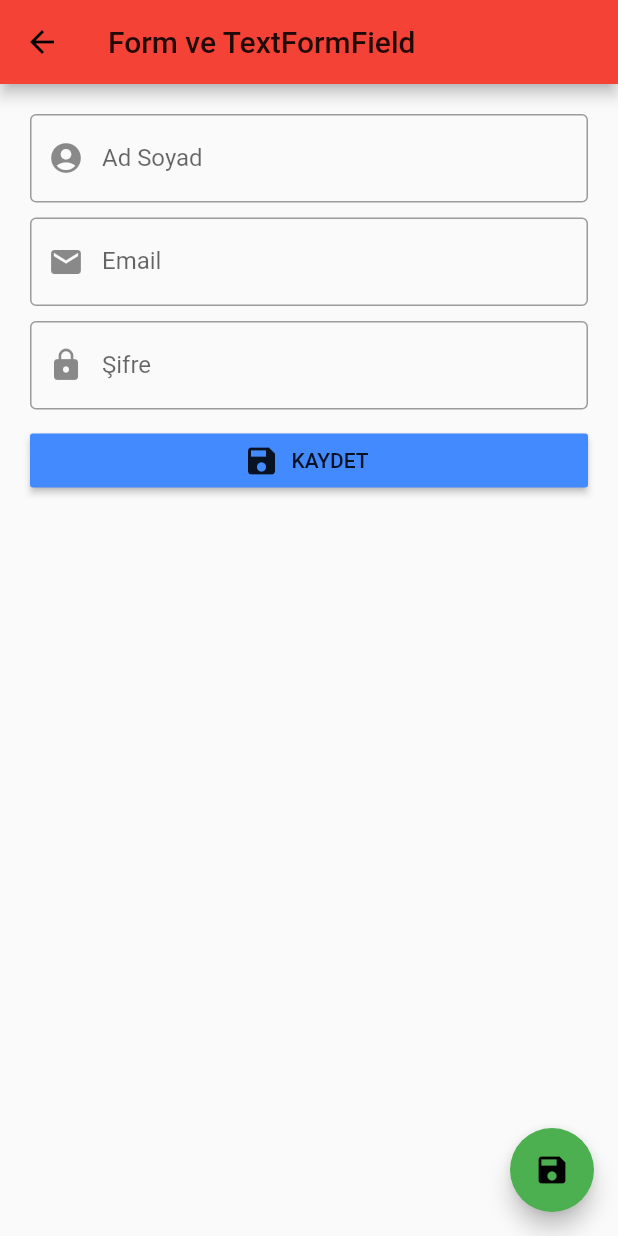
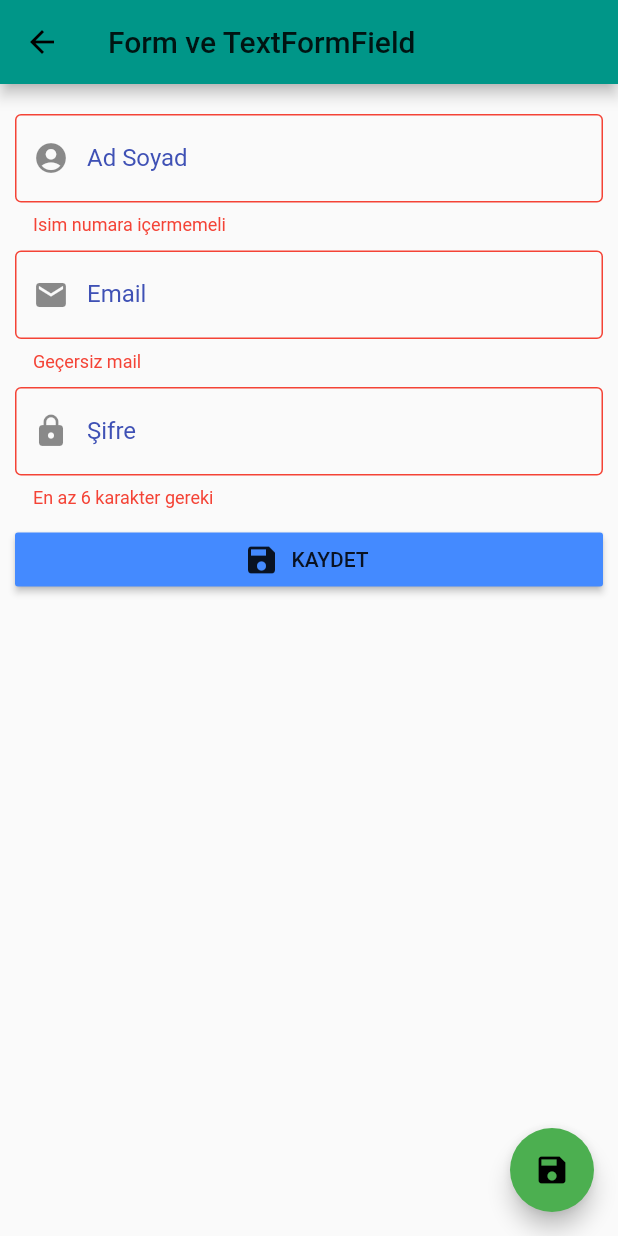
Before and after one commit to emrealtunbilek/flutter_dersleri, a Flutter app: the screen it shows after launch, after a tap on "KAYDET", on a phone screen of 412 x 824 dp. Run offline on Flutter 3.47's test engine with Material 2 defaults, Android fonts, the phone set to English and light mode, and no system bars; our stand-ins replace fluttertoast.

Commit message:
form verilerinin kontrol edilmesi ve kaydedilmesi

```diff
--- a/lib/ui/form_textformfield_ornek.dart
+++ b/lib/ui/form_textformfield_ornek.dart
@@ -6,28 +6,50 @@ class FormveTextFormField extends StatefulWidget {
 }
 
 class _FormveTextFormFieldState extends State<FormveTextFormField> {
+  String _adSoyad, _sifre, _emailAdres;
+  bool otomatikKontrol = false;
+
+  final formKey=GlobalKey<FormState>();
+
   @override
   Widget build(BuildContext context) {
     return Theme(
         data: Theme.of(context).copyWith(
             accentColor: Colors.green,
-        primaryColor: Colors.red
+            hintColor: Colors.indigo,
+            errorColor: Colors.red,
+            primaryColor: Colors.teal),
+        child: Scaffold(
+          floatingActionButton: FloatingActionButton(
+            onPressed: () {},
+            child: Icon(Icons.save),
           ),
-      child: Scaffold(
-          floatingActionButton: FloatingActionButton(onPressed: (){},child: Icon(Icons.save),),
-          appBar: AppBar(title: Text("Form ve TextFormField"),),
-          body: Padding(padding: EdgeInsets.all(20), child: Form(
+          appBar: AppBar(
+            title: Text("Form ve TextFormField"),
+          ),
+          body: Padding(
+            padding: EdgeInsets.all(10),
+            child: Form(
+              key: formKey,
+              autovalidate: otomatikKontrol,
               child: ListView(
                 children: <Widget>[
+                  SizedBox(height: 10,),
                   TextFormField(
                     decoration: InputDecoration(
                       prefixIcon: Icon(Icons.account_circle),
                       hintText: "Adınız ve Soyadınız",
+                      hintStyle: TextStyle(fontSize: 12),
                       labelText: "Ad Soyad",
                       border: OutlineInputBorder(),
                     ),
+                    //initialValue: "emre",
+                    validator: _isimKontrol,
+                    onSaved: (deger) => _adSoyad = deger,
                   ),
-                SizedBox(height: 10,),
+                  SizedBox(
+                    height: 10,
+                  ),
                   TextFormField(
                     keyboardType: TextInputType.emailAddress,
                     decoration: InputDecoration(
@@ -38,9 +60,12 @@ class _FormveTextFormFieldState extends State<FormveTextFormField> {
                       //enabledBorder: OutlineInputBorder(borderSide: BorderSide(color:Colors.green, width: 2)),
                       //focusedBorder: OutlineInputBorder(borderSide: BorderSide(color:Colors.purple, width: 2)),
                     ),
+                    validator: _emailKontrol,
+                    onSaved: (deger) => _emailAdres = deger,
                   ),
-                SizedBox(height: 10,),
-
+                  SizedBox(
+                    height: 10,
+                  ),
                   TextFormField(
                     keyboardType: TextInputType.text,
                     obscureText: true,
@@ -52,22 +77,63 @@ class _FormveTextFormFieldState extends State<FormveTextFormField> {
                       //enabledBorder: OutlineInputBorder(borderSide: BorderSide(color:Colors.green, width: 2)),
                       //focusedBorder: OutlineInputBorder(borderSide: BorderSide(color:Colors.purple, width: 2)),
                     ),
+                    validator: (String girilenVeri) {
+                      if(girilenVeri.length<6){
+                        return "En az 6 karakter gereki";
+                      }
+                    },
+                    onSaved: (deger) => _sifre = deger,
                   ),
-                SizedBox(height: 10,),
-
+                  SizedBox(
+                    height: 10,
+                  ),
                   RaisedButton.icon(
                     icon: Icon(Icons.save),
                     label: Text("KAYDET"),
                     color: Colors.blueAccent,
                     disabledColor: Colors.amber,
-                  onPressed: (){
-                  },
-
+                    onPressed: _girisBilgileriniOnayla,
                   )
                 ],
               ),
-          ),),
-        )
-    );
+            ),
+          ),
+        ));
   }
+
+  void _girisBilgileriniOnayla() {
+
+    if(formKey.currentState.validate()){
+      formKey.currentState.save();
+      debugPrint("Girilen mail: $_emailAdres şifre:$_sifre adsoyad:$_adSoyad");
+    }else{
+      setState(() {
+        otomatikKontrol=true;
+      });
     }
+
+
+  }
+
+
+
+  String _emailKontrol(String mail){
+
+    Pattern pattern =
+        r'^(([^<>()[\]\\.,;:\s@\"]+(\.[^<>()[\]\\.,;:\s@\"]+)*)|(\".+\"))@((\[[0-9]{1,3}\.[0-9]{1,3}\.[0-9]{1,3}\.[0-9]{1,3}\])|(([a-zA-Z\-0-9]+\.)+[a-zA-Z]{2,}))$';
+    RegExp regex = new RegExp(pattern);
+    if (!regex.hasMatch(mail))
+      return 'Geçersiz mail';
+    else
+      return null;
+  }
+
+  String _isimKontrol(String isim){
+    RegExp regex=RegExp("^[a-zA-Z]+\$");
+     if (!regex.hasMatch(isim))
+      return 'Isim numara içermemeli';
+    else
+      return null;
+  }
+
+}
```
Lines whose indentation alone changed are shown as unchanged.
